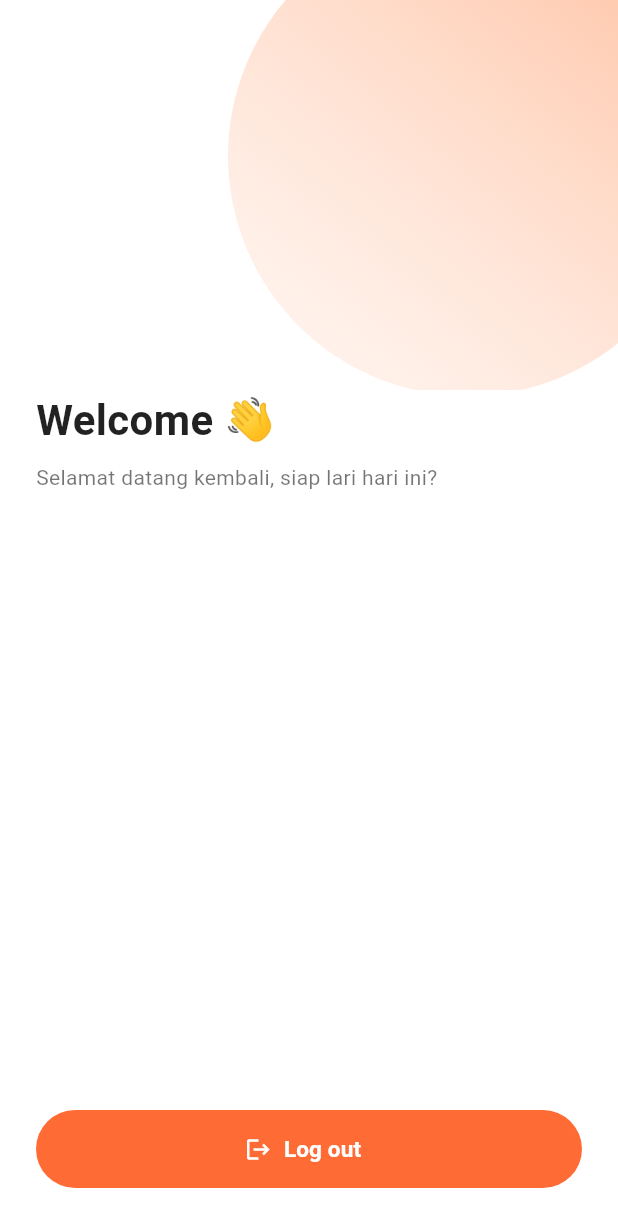
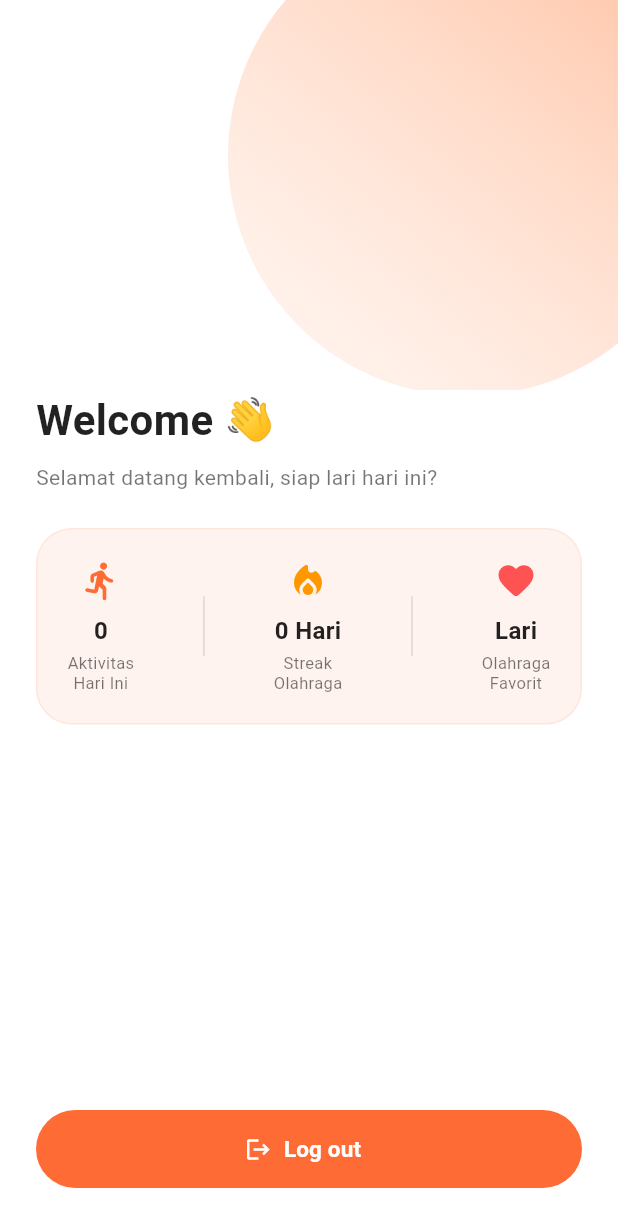
Before and after one commit to musyafak-a/login-1-flutter, a Flutter app: the HomeScreen widget shown alone on an empty page, opened directly, on a phone screen of 412 x 824 dp. Shown: the top 1227 px of the screen. Run offline on Flutter 3.47's test engine with Material 3 defaults, Android fonts, the light colour scheme and no system bars; our stand-ins replace flutter_map, geolocator, latlong2, sqflite; accounts and stored records are empty.

Commit message:
card home

```diff
--- a/lib/database/database_helper.dart
+++ b/lib/database/database_helper.dart
@@ -24,7 +24,7 @@ class DatabaseHelper {
 
     return await openDatabase(
       path,
-      version: 3,
+      version: 4,
       onCreate: (db, version) async {
         await db.execute('''
           CREATE TABLE users (
@@ -38,6 +38,7 @@ class DatabaseHelper {
           CREATE TABLE activities (
             id INTEGER PRIMARY KEY AUTOINCREMENT,
             userId INTEGER NOT NULL,
+            sportType TEXT NOT NULL,
             date TEXT NOT NULL,
             distanceKm REAL NOT NULL,
             durationSeconds INTEGER NOT NULL,
@@ -59,6 +60,9 @@ class DatabaseHelper {
         }
         if (oldVersion < 3) {
           await db.execute('ALTER TABLE activities ADD COLUMN userId INTEGER NOT NULL DEFAULT 0');
+        }
+        if (oldVersion < 4) {
+          await db.execute("ALTER TABLE activities ADD COLUMN sportType TEXT NOT NULL DEFAULT 'Lari'");
         }
       },
     );
@@ -138,6 +142,7 @@ class DatabaseHelper {
   /// Simpan satu sesi lari yang baru selesai.
   Future<int> insertActivity({
     required int userId,
+    required String sportType,
     required DateTime date,
     required double distanceKm,
     required int durationSeconds,
@@ -147,6 +152,7 @@ class DatabaseHelper {
 
     return await db.insert('activities', {
       'userId': userId,
+      'sportType': sportType,
       'date': date.toIso8601String(),
       'distanceKm': distanceKm,
       'durationSeconds': durationSeconds,
@@ -220,4 +226,68 @@ class DatabaseHelper {
     }
     return result;
   }
+
+  /// Get user overview: records today, streak, and favorite sport
+  Future<Map<String, dynamic>> getUserOverview(int userId) async {
+    final db = await database;
+    final now = DateTime.now();
+    final today = DateTime(now.year, now.month, now.day);
+    final todayStr = today.toIso8601String();
+
+    // 1. Jumlah record hari ini
+    final todayRecords = await db.query(
+      'activities',
+      where: 'userId = ? AND date >= ?',
+      whereArgs: [userId, todayStr],
+    );
+    final todayCount = todayRecords.length;
+
+    // 2. Streak hari olahraga & Olahraga Favorit
+    final allActivities = await db.query(
+      'activities',
+      columns: ['date', 'sportType'],
+      where: 'userId = ?',
+      whereArgs: [userId],
+      orderBy: 'date DESC',
+    );
+
+    Set<String> uniqueDays = {};
+    Map<String, int> sportCounts = {};
+    for (var a in allActivities) {
+       final d = DateTime.parse(a['date'] as String);
+       uniqueDays.add(DateTime(d.year, d.month, d.day).toIso8601String());
+
+       final sport = a['sportType'] as String? ?? 'Lari';
+       sportCounts[sport] = (sportCounts[sport] ?? 0) + 1;
+    }
+
+    int streak = 0;
+    DateTime checkDate = today;
+
+    if (!uniqueDays.contains(checkDate.toIso8601String())) {
+      if (uniqueDays.contains(checkDate.subtract(const Duration(days: 1)).toIso8601String())) {
+         checkDate = checkDate.subtract(const Duration(days: 1));
+      }
+    }
+
+    while(uniqueDays.contains(checkDate.toIso8601String())) {
+      streak++;
+      checkDate = checkDate.subtract(const Duration(days: 1));
+    }
+
+    String favorite = 'Lari';
+    int maxCount = 0;
+    sportCounts.forEach((key, value) {
+      if (value > maxCount) {
+        maxCount = value;
+        favorite = key;
+      }
+    });
+
+    return {
+      'todayCount': todayCount,
+      'streak': streak,
+      'favorite': favorite,
+    };
+  }
 }
--- a/lib/screens/home_screen.dart
+++ b/lib/screens/home_screen.dart
@@ -2,8 +2,40 @@ import 'package:flutter/material.dart';
 import '../widgets/gradient_curve_header.dart';
 import '../theme/app_colors.dart';
 
-class HomeScreen extends StatelessWidget {
+import '../database/database_helper.dart';
+import '../state/app_state.dart';
+
+class HomeScreen extends StatefulWidget {
   const HomeScreen({super.key});
+
+  @override
+  State<HomeScreen> createState() => _HomeScreenState();
+}
+
+class _HomeScreenState extends State<HomeScreen> {
+  int _todayCount = 0;
+  int _streak = 0;
+  String _favorite = 'Lari';
+  bool _isLoading = true;
+
+  @override
+  void initState() {
+    super.initState();
+    _loadOverview();
+  }
+
+  Future<void> _loadOverview() async {
+    final userId = AppState.currentUserId ?? 0;
+    final overview = await DatabaseHelper.instance.getUserOverview(userId);
+    if (mounted) {
+      setState(() {
+        _todayCount = overview['todayCount'] as int;
+        _streak = overview['streak'] as int;
+        _favorite = overview['favorite'] as String;
+        _isLoading = false;
+      });
+    }
+  }
 
   void _logout(BuildContext context) {
     Navigator.pushReplacementNamed(context, '/login');
@@ -35,6 +67,11 @@ class HomeScreen extends StatelessWidget {
                     'Selamat datang kembali, siap lari hari ini?',
                     style: TextStyle(color: Colors.black54, fontSize: 14),
                   ),
+                  const SizedBox(height: 24),
+                  if (_isLoading)
+                    const Center(child: CircularProgressIndicator())
+                  else
+                    _buildOverviewCard(),
                   const Spacer(),
                   SizedBox(
                     width: double.infinity,
@@ -68,4 +105,79 @@ class HomeScreen extends StatelessWidget {
       ),
     );
   }
+
+  Widget _buildOverviewCard() {
+    return Container(
+      padding: const EdgeInsets.all(20),
+      decoration: BoxDecoration(
+        color: AppColors.primary.withOpacity(0.08),
+        borderRadius: BorderRadius.circular(24),
+        border: Border.all(color: AppColors.primary.withOpacity(0.1)),
+      ),
+      child: Row(
+        mainAxisAlignment: MainAxisAlignment.spaceBetween,
+        children: [
+          _buildOverviewItem(
+            icon: Icons.directions_run_rounded,
+            value: _todayCount.toString(),
+            label: 'Aktivitas\nHari Ini',
+          ),
+          Container(
+            height: 40,
+            width: 1,
+            color: Colors.black12,
+          ),
+          _buildOverviewItem(
+            icon: Icons.local_fire_department_rounded,
+            value: '$_streak Hari',
+            label: 'Streak\nOlahraga',
+            iconColor: Colors.orange,
+          ),
+          Container(
+            height: 40,
+            width: 1,
+            color: Colors.black12,
+          ),
+          _buildOverviewItem(
+            icon: Icons.favorite_rounded,
+            value: _favorite,
+            label: 'Olahraga\nFavorit',
+            iconColor: Colors.redAccent,
+          ),
+        ],
+      ),
+    );
+  }
+
+  Widget _buildOverviewItem({
+    required IconData icon,
+    required String value,
+    required String label,
+    Color iconColor = AppColors.primary,
+  }) {
+    return Column(
+      children: [
+        Icon(icon, color: iconColor, size: 28),
+        const SizedBox(height: 8),
+        Text(
+          value,
+          style: const TextStyle(
+            fontSize: 16,
+            fontWeight: FontWeight.bold,
+            color: Colors.black87,
+          ),
+        ),
+        const SizedBox(height: 4),
+        Text(
+          label,
+          textAlign: TextAlign.center,
+          style: const TextStyle(
+            fontSize: 11,
+            color: Colors.black54,
+            height: 1.2,
+          ),
+        ),
+      ],
+    );
+  }
 }
--- a/lib/screens/record_screen.dart
+++ b/lib/screens/record_screen.dart
@@ -28,6 +28,7 @@ class _RecordScreenState extends State<RecordScreen> {
 
   double _distanceMeters = 0;
   int _elapsedSeconds = 0;
+  String _selectedSport = 'Lari';
 
   @override
   void initState() {
@@ -171,6 +172,7 @@ class _RecordScreenState extends State<RecordScreen> {
       final userId = AppState.currentUserId ?? 0;
       await DatabaseHelper.instance.insertActivity(
         userId: userId,
+        sportType: _selectedSport,
         date: DateTime.now(),
         distanceKm: distanceKm,
         durationSeconds: _elapsedSeconds,
@@ -179,7 +181,7 @@ class _RecordScreenState extends State<RecordScreen> {
         ScaffoldMessenger.of(context).showSnackBar(
           SnackBar(
             content: Text(
-                'Lari tersimpan: ${distanceKm.toStringAsFixed(2)} km'),
+                '$_selectedSport tersimpan: ${distanceKm.toStringAsFixed(2)} km'),
           ),
         );
       }
@@ -315,6 +317,7 @@ class _RecordScreenState extends State<RecordScreen> {
                 child: Column(
                   mainAxisSize: MainAxisSize.min,
                   children: [
+                    if (_state == _RunState.idle) _buildSportSelector(),
                     Row(
                       mainAxisAlignment: MainAxisAlignment.spaceBetween,
                       children: [
@@ -456,4 +459,48 @@ class _RecordScreenState extends State<RecordScreen> {
       ],
     );
   }
+
+  Widget _buildSportSelector() {
+    return Padding(
+      padding: const EdgeInsets.only(bottom: 16),
+      child: Row(
+        mainAxisAlignment: MainAxisAlignment.center,
+        children: [
+          const Text(
+            'Jenis Olahraga:',
+            style: TextStyle(
+              fontWeight: FontWeight.w600,
+              color: Colors.black54,
+              fontSize: 14,
+            ),
+          ),
+          const SizedBox(width: 12),
+          Container(
+            height: 36,
+            padding: const EdgeInsets.symmetric(horizontal: 12),
+            decoration: BoxDecoration(
+              color: AppColors.primary.withOpacity(0.1),
+              borderRadius: BorderRadius.circular(18),
+            ),
+            child: DropdownButton<String>(
+              value: _selectedSport,
+              icon: const Icon(Icons.keyboard_arrow_down_rounded, color: AppColors.primary),
+              underline: const SizedBox(),
+              style: const TextStyle(
+                fontWeight: FontWeight.bold,
+                color: AppColors.primary,
+                fontSize: 14,
+              ),
+              items: ['Lari', 'Sepeda', 'Jalan']
+                  .map((e) => DropdownMenuItem(value: e, child: Text(e)))
+                  .toList(),
+              onChanged: (val) {
+                if (val != null) setState(() => _selectedSport = val);
+              },
+            ),
+          ),
+        ],
+      ),
+    );
+  }
 }
```
